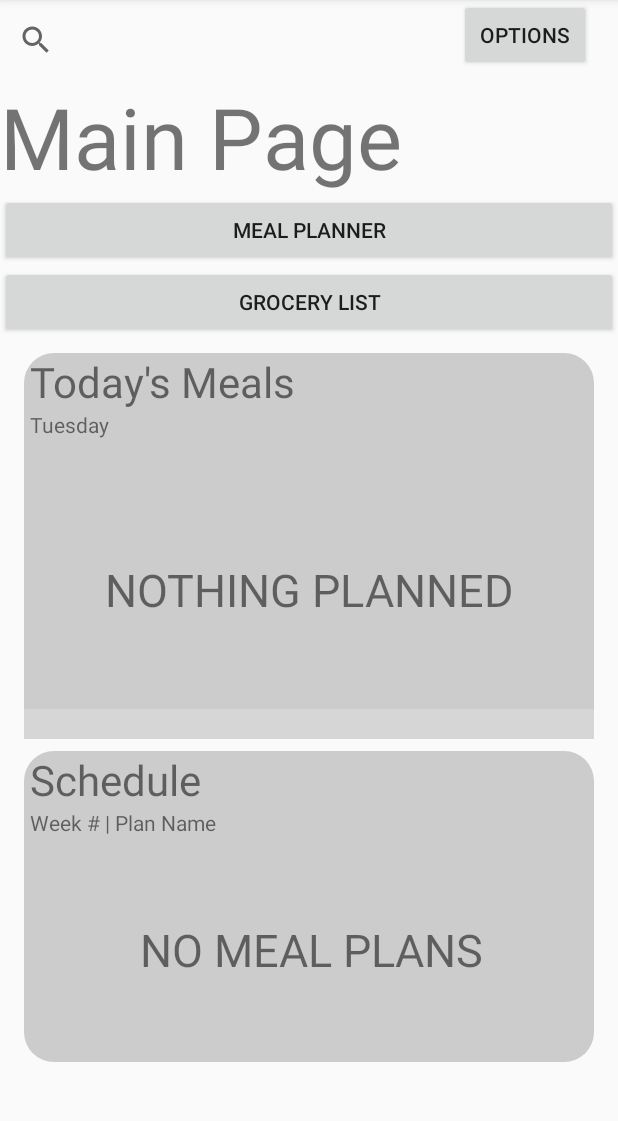
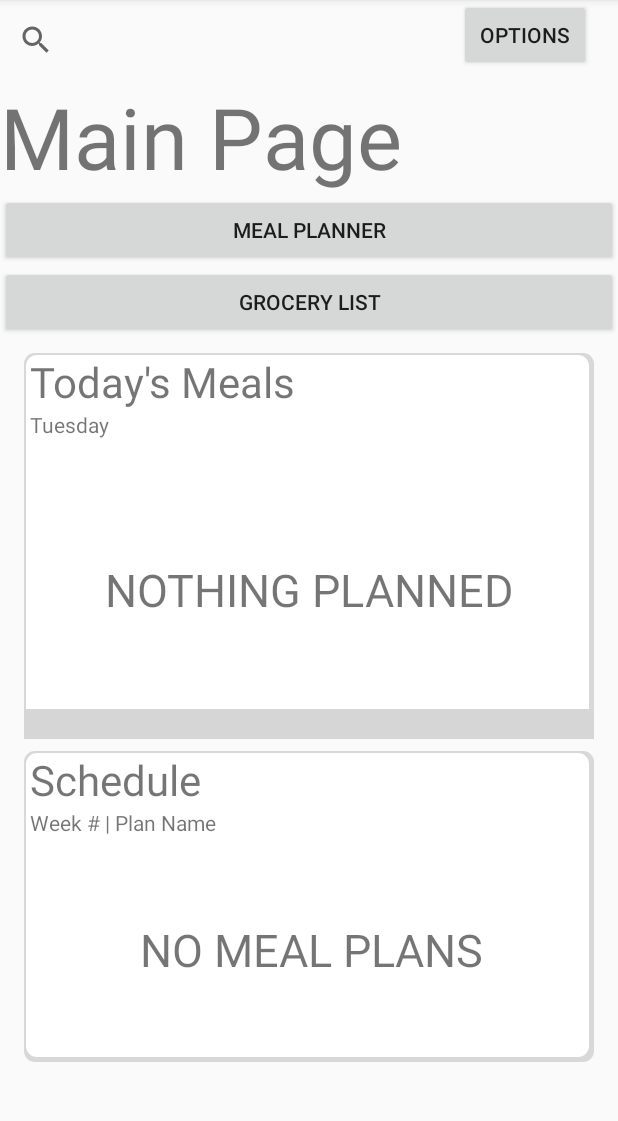
Before and after one commit to ianwilk20/comp3004gproj, an Android app: the screen it shows after launch (MainActivity), on a phone screen of 412 x 824 dp, the part 85-1206 px from its top. Run offline under Robolectric (Android 15) with nearby library versions, the phone set to English and light mode, and no system bars; our stand-ins replace Room's generated code; libraries missing offline, so code that uses them is left out: com.kingfisher.easyviewindicator, java.security.acl; plain views replace RecyclerViewIndicator; 3 statements that could not run were skipped; grey boxes are pictures that could not be loaded.

Commit message:
Updated fragment border

```diff
--- a/Fooderie/app/src/main/res/drawable/fragment_border.xml
+++ b/Fooderie/app/src/main/res/drawable/fragment_border.xml
@@ -1,5 +1,22 @@
 <?xml version="1.0" encoding="utf-8"?>
-<shape xmlns:android="http://schemas.android.com/apk/res/android" android:shape="rectangle">
-    <corners android:radius="20dp"/>
-    <solid android:color="#CCCCCC"/>
-</shape>
+<layer-list xmlns:android="http://schemas.android.com/apk/res/android">
+
+    <item>
+        <shape  android:shape="rectangle">
+            <solid android:color="#d8d8d8" />
+            <corners android:radius="7dp" />
+        </shape>
+    </item>
+
+    <item android:bottom="5px"
+          android:right="5px"
+          android:left="2px"
+          android:top="2px" >
+        <shape android:shape="rectangle" >
+            <solid android:color="#FFFFFF" />
+            <corners android:radius="7dp" />
+        </shape>
+    </item>
+
+
+</layer-list>
```
Also changed, not shown: Fooderie/app/build.gradle (+5 -2 lines), Fooderie/app/src/main/res/layout/activity_plan_recyclerview.xml (+40 -9 lines), Fooderie/app/src/main/res/layout/content_plan_recyclerview.xml (deleted, +0 -35 lines).
